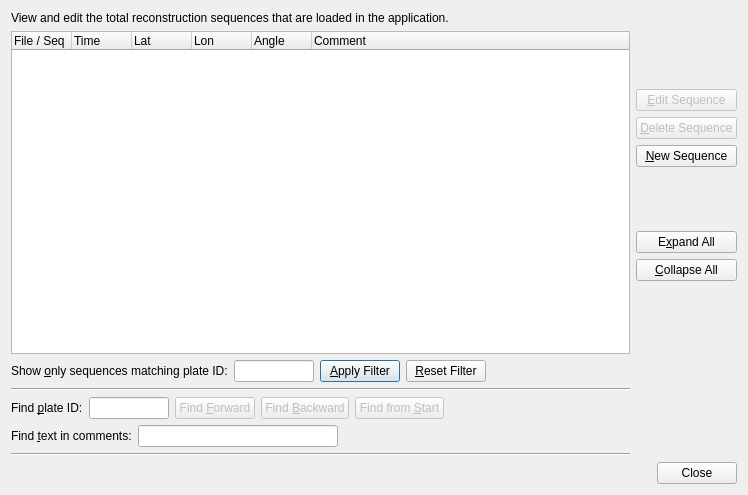
Old version of the form src/qt-widgets/TotalReconstructionSequencesDialogUi.ui in the repository GPlates/GPlates.
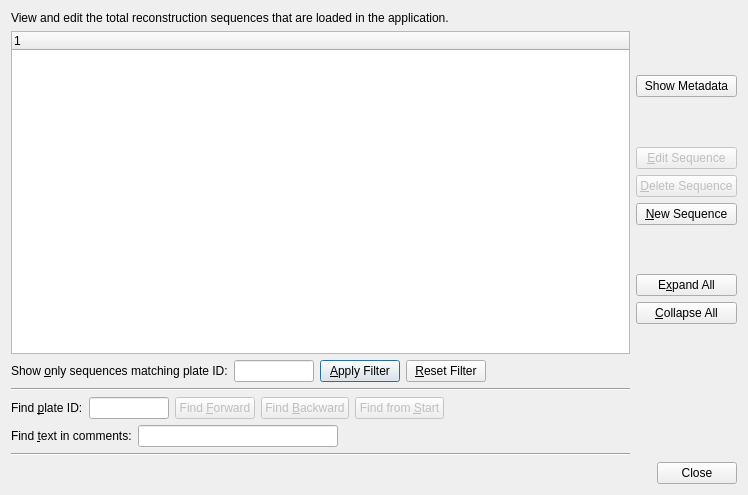
New version of the form.

What changed in the file:
```diff
--- a/src/qt-widgets/TotalReconstructionSequencesDialogUi.ui
+++ b/src/qt-widgets/TotalReconstructionSequencesDialogUi.ui
@@ -41,32 +41,7 @@
          </attribute>
          <column>
           <property name="text">
-           <string>File / Seq</string>
-          </property>
-         </column>
-         <column>
-          <property name="text">
-           <string>Time</string>
-          </property>
-         </column>
-         <column>
-          <property name="text">
-           <string>Lat</string>
-          </property>
-         </column>
-         <column>
-          <property name="text">
-           <string>Lon</string>
-          </property>
-         </column>
-         <column>
-          <property name="text">
-           <string>Angle</string>
-          </property>
-         </column>
-         <column>
-          <property name="text">
-           <string>Comment</string>
+           <string notr="true">1</string>
           </property>
          </column>
         </widget>
@@ -268,6 +243,26 @@
      </item>
      <item>
       <layout class="QVBoxLayout" name="verticalLayout">
+       <item>
+        <spacer name="verticalSpacer_6">
+         <property name="orientation">
+          <enum>Qt::Vertical</enum>
+         </property>
+         <property name="sizeHint" stdset="0">
+          <size>
+           <width>20</width>
+           <height>40</height>
+          </size>
+         </property>
+        </spacer>
+       </item>
+       <item>
+        <widget class="QPushButton" name="show_metadata_button">
+         <property name="text">
+          <string>Show Metadata</string>
+         </property>
+        </widget>
+       </item>
        <item>
         <spacer name="verticalSpacer">
          <property name="orientation">
```
Left out of the diff: 6 changed lines with no effect on the pictures.
